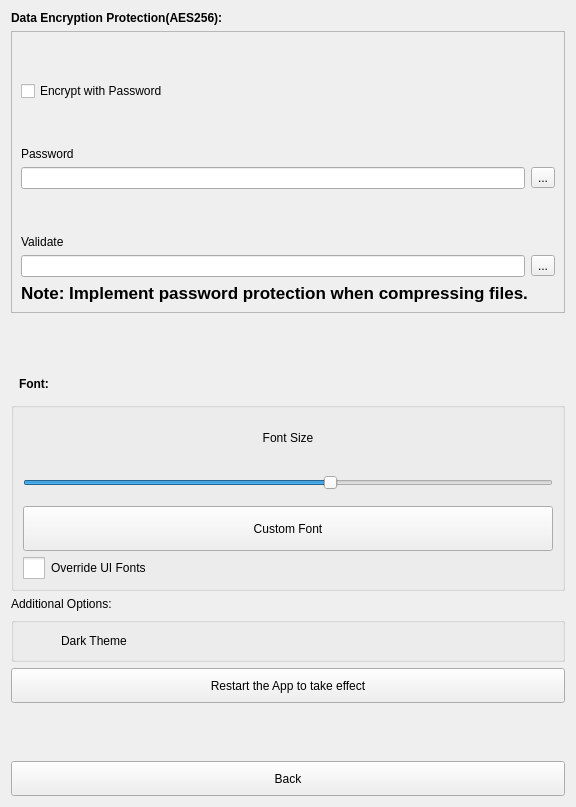
First picture: the form in src/Preferences.ui, repository ic005k/Knot, before the edit.
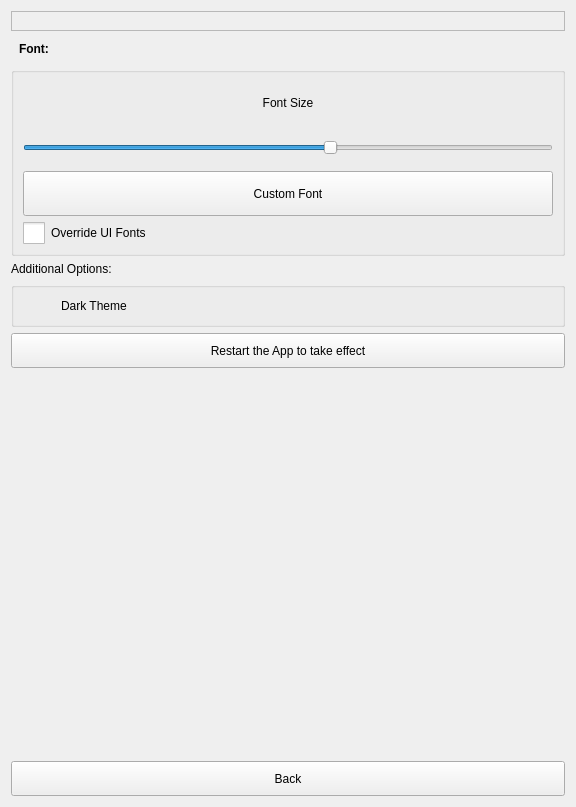
Second picture: the form after the edit. Icons and pictures are not drawn.

Patch:
```diff
--- a/src/Preferences.ui
+++ b/src/Preferences.ui
@@ -14,24 +14,6 @@
    <string>Preferences</string>
   </property>
   <layout class="QVBoxLayout" name="verticalLayout_2">
-   <item>
-    <widget class="QLabel" name="lbl3">
-     <property name="sizePolicy">
-      <sizepolicy hsizetype="Preferred" vsizetype="Fixed">
-       <horstretch>0</horstretch>
-       <verstretch>0</verstretch>
-      </sizepolicy>
-     </property>
-     <property name="font">
-      <font>
-       <bold>true</bold>
-      </font>
-     </property>
-     <property name="text">
-      <string>Data Encryption Protection(AES256):</string>
-     </property>
-    </widget>
-   </item>
    <item>
     <widget class="QFrame" name="frame">
      <property name="frameShape">
@@ -40,127 +22,9 @@
      <property name="frameShadow">
       <enum>QFrame::Shadow::Raised</enum>
      </property>
-     <layout class="QVBoxLayout" name="verticalLayout_3">
-      <item>
-       <spacer name="verticalSpacer_4">
-        <property name="orientation">
-         <enum>Qt::Orientation::Vertical</enum>
-        </property>
-        <property name="sizeHint" stdset="0">
-         <size>
-          <width>20</width>
-          <height>40</height>
-         </size>
-        </property>
-       </spacer>
-      </item>
-      <item>
-       <widget class="QCheckBox" name="chkZip">
-        <property name="styleSheet">
-         <string notr="true"/>
-        </property>
-        <property name="text">
-         <string>Encrypt with Password</string>
-        </property>
-       </widget>
-      </item>
-      <item>
-       <spacer name="verticalSpacer">
-        <property name="orientation">
-         <enum>Qt::Orientation::Vertical</enum>
-        </property>
-        <property name="sizeHint" stdset="0">
-         <size>
-          <width>20</width>
-          <height>40</height>
-         </size>
-        </property>
-       </spacer>
-      </item>
-      <item>
-       <widget class="QLabel" name="label_3">
-        <property name="text">
-         <string>Password</string>
-        </property>
-       </widget>
-      </item>
-      <item>
-       <layout class="QHBoxLayout" name="horizontalLayout">
-        <item>
-         <widget class="QLineEdit" name="editPassword"/>
-        </item>
-        <item>
-         <widget class="QToolButton" name="btnShowPassword">
-          <property name="text">
-           <string>...</string>
-          </property>
-         </widget>
-        </item>
-       </layout>
-      </item>
-      <item>
-       <spacer name="verticalSpacer_2">
-        <property name="orientation">
-         <enum>Qt::Orientation::Vertical</enum>
-        </property>
-        <property name="sizeHint" stdset="0">
-         <size>
-          <width>20</width>
-          <height>40</height>
-         </size>
-        </property>
-       </spacer>
-      </item>
-      <item>
-       <widget class="QLabel" name="label_4">
-        <property name="text">
-         <string>Validate</string>
-        </property>
-       </widget>
-      </item>
-      <item>
-       <layout class="QHBoxLayout" name="horizontalLayout_2">
-        <item>
-         <widget class="QLineEdit" name="editValidate"/>
-        </item>
-        <item>
-         <widget class="QToolButton" name="btnShowValidate">
-          <property name="text">
-           <string>...</string>
-          </property>
-         </widget>
-        </item>
-       </layout>
-      </item>
-      <item>
-       <widget class="QLabel" name="lblZipTip">
-        <property name="font">
-         <font>
-          <pointsize>13</pointsize>
-          <bold>true</bold>
-         </font>
-        </property>
-        <property name="text">
-         <string>Note: Implement password protection when compressing files.</string>
-        </property>
-       </widget>
-      </item>
-     </layout>
+     <layout class="QVBoxLayout" name="verticalLayout_3"/>
     </widget>
    </item>
-   <item>
-    <spacer name="verticalSpacer_3">
-     <property name="orientation">
-      <enum>Qt::Orientation::Vertical</enum>
-     </property>
-     <property name="sizeHint" stdset="0">
-      <size>
-       <width>20</width>
-       <height>40</height>
-      </size>
-     </property>
-    </spacer>
-   </item>
    <item>
     <widget class="QLabel" name="lbl1">
      <property name="sizePolicy">
```
